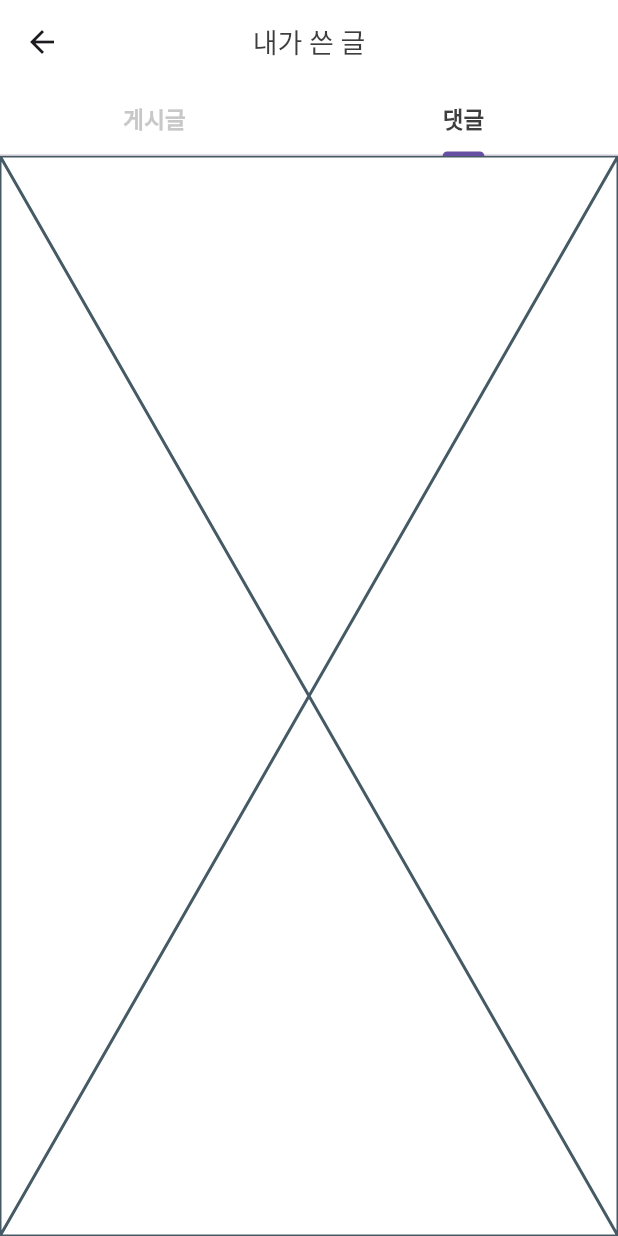
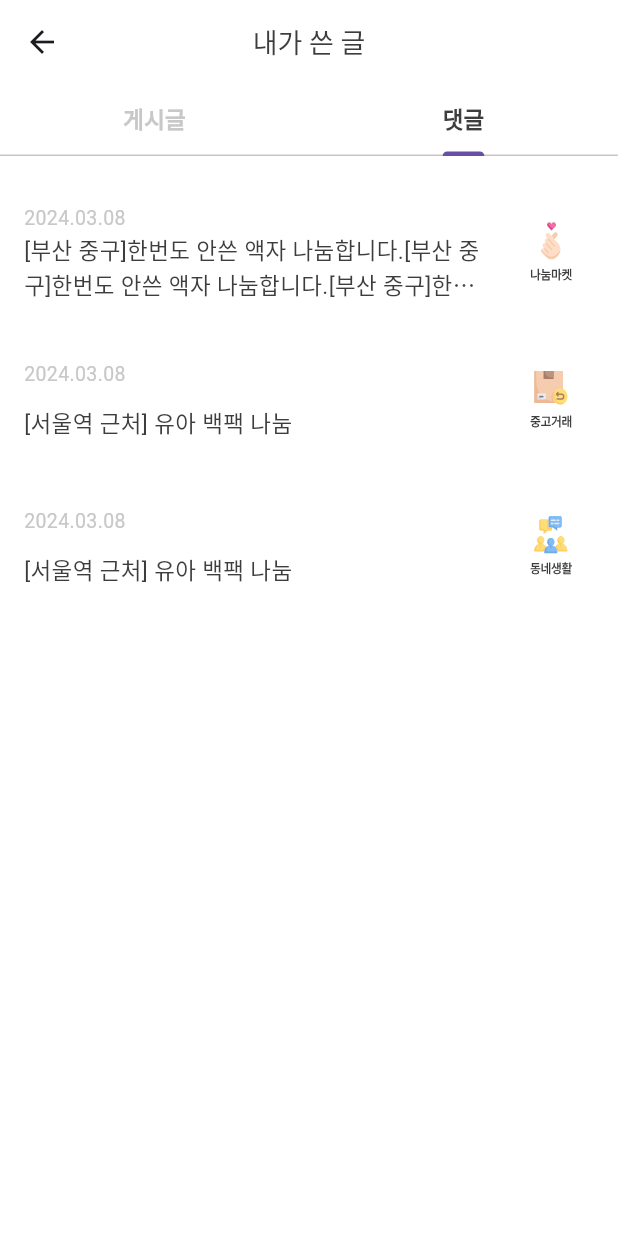
Before and after one commit to GodBongJune/Town-publish, a Flutter app: the MyWritePage screen opened directly, on a phone screen of 412 x 824 dp. Run offline on Flutter 3.47's test engine with Material 3 defaults, Android fonts, the light colour scheme and no system bars; our stand-ins replace animated_splash_screen, flutter_svg, image_picker, logger.

Commit message:
내가 쓴 글-댓글 페이지 완료

```diff
--- a/lib/pages/my_write_page/my_write_page_wiidgets/my_write_page_reply.dart
+++ b/lib/pages/my_write_page/my_write_page_wiidgets/my_write_page_reply.dart
@@ -1,10 +1,85 @@
 import 'package:flutter/material.dart';
+import 'package:flutter_svg/flutter_svg.dart';
+import 'package:town/core/constant/color.dart';
+import 'package:town/core/constant/size.dart';
 
 class MyWritePageReply extends StatelessWidget {
   const MyWritePageReply({super.key});
 
   @override
   Widget build(BuildContext context) {
-    return const Placeholder();
+    List<Map<String, dynamic>> contentList = [
+      {
+        "time": "2024.03.08",
+        "title":
+            "[부산 중구]한번도 안쓴 액자 나눔합니다.[부산 중구]한번도 안쓴 액자 나눔합니다.[부산 중구]한번도 안쓴 액자 나눔합니다.[부산 중구]한번도 안쓴 액자 나눔합니다.[부산 중구]한번도 안쓴 액자 나눔합니다.",
+        "image": "assets/home/free.svg",
+      },
+      {
+        "time": "2024.03.08",
+        "title": "[서울역 근처] 유아 백팩 나눔",
+        "image": "assets/home/used.svg",
+      },
+      {
+        "time": "2024.03.08",
+        "title": "[서울역 근처] 유아 백팩 나눔",
+        "image": "assets/home/life.svg",
+      },
+    ];
+
+    return Padding(
+      padding: const EdgeInsets.all(16.0),
+      child: ListView.builder(
+        itemCount: contentList.length,
+        itemBuilder: (context, index) {
+          return Padding(
+            padding: const EdgeInsets.symmetric(vertical: 16.0),
+            child: Container(
+              height: MediaQuery.of(context).size.height * 0.08,
+              child: Row(
+                children: [
+                  Expanded(
+                    child: Column(
+                      mainAxisAlignment: MainAxisAlignment.spaceAround,
+                      crossAxisAlignment: CrossAxisAlignment.start,
+                      children: [
+                        Text(
+                          contentList[index]["time"],
+                          style: TextStyle(
+                            color: kC8Color,
+                            fontSize: size13,
+                          ),
+                        ),
+                        Text(
+                          contentList[index]["title"],
+                          style: TextStyle(
+                            color: k3DColor,
+                            fontSize: size15,
+                          ),
+                          maxLines: 2,
+                          overflow: TextOverflow.ellipsis,
+                        ),
+                      ],
+                    ),
+                  ),
+                  SizedBox(width: 10),
+                  ClipRRect(
+                    borderRadius: BorderRadius.circular(5),
+                    child: SizedBox(
+                      height: MediaQuery.of(context).size.height * 0.07,
+                      width: MediaQuery.of(context).size.height * 0.07,
+                      child: SvgPicture.asset(
+                        contentList[index]["image"],
+                        fit: BoxFit.fill,
+                      ),
+                    ),
+                  )
+                ],
+              ),
+            ),
+          );
+        },
+      ),
+    );
   }
 }
```
